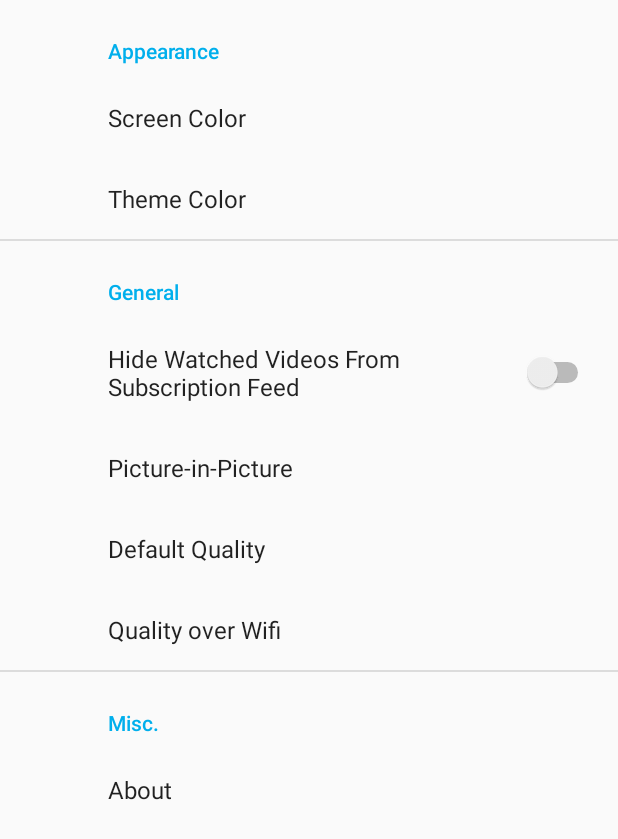
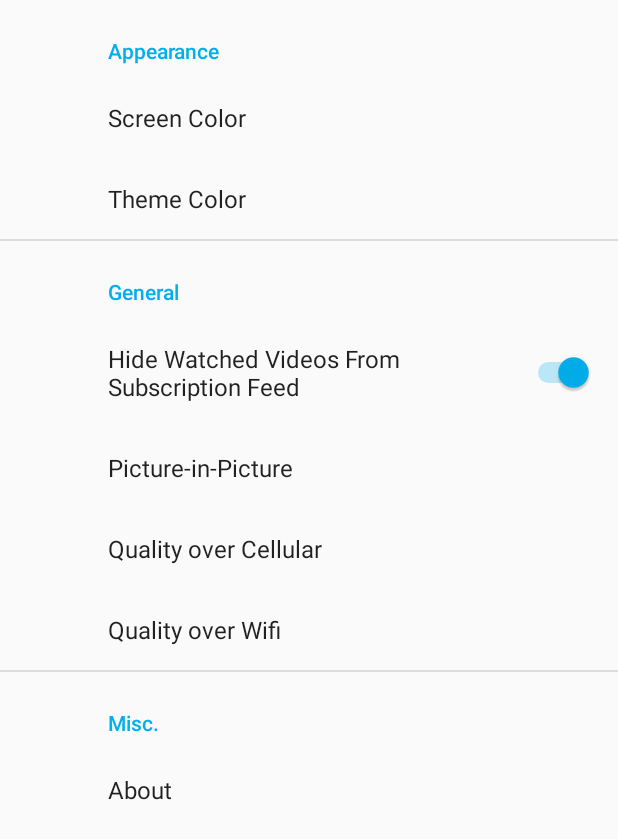
Before and after one commit to Dumblydore/Pontoon, an Android app: the SettingsFragment screen opened directly, with no data from a screen before it, on a phone screen of 412 x 824 dp. Shown: the top 839 px of the screen. Run offline under Robolectric (Android 15) with nearby library versions, the light colour scheme and no system bars; our stand-ins replace Dagger/Hilt's generated code, RxJava, androidx.preference; libraries missing offline, so code that uses them is left out: com.mikepenz.aboutlibraries; 1 statement that could not run was skipped.

Commit message:
Stubbed out settings

```diff
--- a/app/src/main/java/me/mauricee/pontoon/di/AppModule.kt
+++ b/app/src/main/java/me/mauricee/pontoon/di/AppModule.kt
@@ -3,13 +3,13 @@ package me.mauricee.pontoon.di
 import android.accounts.AccountManager
 import android.app.Application
 import android.content.Context
-import android.content.Context.MODE_PRIVATE
 import android.content.SharedPreferences
 import android.media.AudioManager
 import android.net.wifi.WifiManager
 import android.os.PowerManager
 import android.support.v4.media.session.MediaSessionCompat
 import androidx.paging.PagedList
+import androidx.preference.PreferenceManager
 import androidx.room.Room
 import com.google.android.exoplayer2.util.Util
 import com.google.gson.Gson
@@ -75,7 +75,8 @@ abstract class AppModule {
         @Provides
         @JvmStatic
         fun providesSharedPreferences(context: Context): SharedPreferences =
-                context.getSharedPreferences("pontoonSharedPrefs", MODE_PRIVATE)
+                PreferenceManager.getDefaultSharedPreferences(context)
+//                context.getSharedPreferences("pontoonSharedPrefs", MODE_PRIVATE)
 
         @AppScope
         @Provides
--- a/app/src/main/java/me/mauricee/pontoon/launch/LaunchActivity.kt
+++ b/app/src/main/java/me/mauricee/pontoon/launch/LaunchActivity.kt
@@ -2,6 +2,7 @@ package me.mauricee.pontoon.launch
 
 import android.content.Intent
 import android.os.Bundle
+import androidx.preference.PreferenceManager
 import dagger.android.support.DaggerAppCompatActivity
 import me.mauricee.pontoon.R
 import me.mauricee.pontoon.domain.account.AccountManagerHelper
@@ -17,8 +18,8 @@ class LaunchActivity : DaggerAppCompatActivity() {
     override fun onCreate(savedInstanceState: Bundle?) {
         setTheme(R.style.AppTheme_Launcher)
         super.onCreate(savedInstanceState)
-        (if (accountManagerHelper.isLoggedIn) MainActivity::class.java else LoginActivity::class.java)
-                .let { startActivity(Intent(this, it)) }
-
+        PreferenceManager.setDefaultValues(this, R.xml.settings, false)
+        val act = if (accountManagerHelper.isLoggedIn) MainActivity::class.java else LoginActivity::class.java
+        startActivity(Intent(this, act))
     }
 }
--- a/app/src/main/java/me/mauricee/pontoon/main/MainModule.kt
+++ b/app/src/main/java/me/mauricee/pontoon/main/MainModule.kt
@@ -67,7 +67,5 @@ abstract class MainModule {
                 Player(ExoPlayerFactory.newSimpleInstance(context, DefaultTrackSelector()),
                         OkHttpDataSourceFactory(okHttpClient, agent, null),
                         audioManager, session)
-
     }
-
 }
--- a/app/src/main/java/me/mauricee/pontoon/main/Player.kt
+++ b/app/src/main/java/me/mauricee/pontoon/main/Player.kt
@@ -1,5 +1,6 @@
 package me.mauricee.pontoon.main
 
+import android.content.SharedPreferences
 import android.media.AudioManager
 import android.net.Uri
 import android.support.v4.media.session.MediaSessionCompat
@@ -25,6 +26,7 @@ import java.util.concurrent.TimeUnit
 class Player(private val exoPlayer: SimpleExoPlayer,
              private val sourceFactory: DataSource.Factory,
              private val audioManager: AudioManager,
+             private val sharedPreferences: SharedPreferences,
              private val mediaSession: MediaSessionCompat) : MediaSessionCompat.Callback(),
         Player.EventListener {
 
--- a/app/src/main/res/values/strings.xml
+++ b/app/src/main/res/values/strings.xml
@@ -56,15 +56,28 @@
     <string name="settings_theme">Theme Color"</string>
     <string name="settings_general">General"</string>
     <string name="settings_hide">Hide Watched Videos From Subscription Feed"</string>
-    <string name="settings_picture">Picture-in-Picture"</string>
-    <string name="settings_default">Default Quality"</string>
-    <string name="settings_quality">Quality over Wifi"</string>
+
+    <string name="settings_pip">Picture-in-Picture"</string>
+    <string-array name="settings_pip_options">
+        <item>Always</item>
+        <item>Only When Playing</item>
+        <item>Never</item>
+    </string-array>
+    <string-array name="settings_pip_options_values">
+        <item>pip_always</item>
+        <item>pip_onlyWhenPlaying</item>
+        <item>pip_never</item>
+    </string-array>
+
+    <string name="settings_quality_cell">Quality over Cellular</string>
+    <string name="settings_quality_wifi">Quality over Wifi"</string>
     <string name="settings_misc">Misc."</string>
     <string name="settings_about">About"</string>
 
     <string name="aboutLibraries_description_showIcon">true</string>
     <string name="aboutLibraries_description_showVersion">true</string>
     <string name="aboutLibraries_description_text">Made with ❤</string>
+
 
     <string name="error_general">Something happened, Not sure what it was.</string>
 
@@ -73,6 +86,19 @@
     <string name="quality_720">720p</string>
     <string name="quality_480">480p</string>
     <string name="quality_360">360p</string>
+
+    <string-array name="settings_quality">
+        <item>@string/quality_1080</item>
+        <item>@string/quality_720</item>
+        <item>@string/quality_480</item>
+        <item>@string/quality_360</item>
+    </string-array>
+    <string-array name="settings_quality_values">
+        <item>p1080</item>
+        <item>p720</item>
+        <item>p480</item>
+        <item>p360</item>
+    </string-array>
 
     <!-- Play Icon -->
     <string name="play_icon_upper_path_data">M 44 32 L 44 64 L 100 64 L 100 64 Z</string>
--- a/app/src/main/res/xml/settings.xml
+++ b/app/src/main/res/xml/settings.xml
@@ -14,17 +14,27 @@
         android:key="settings_general"
         android:title="@string/settings_general">
         <androidx.preference.SwitchPreference
+            android:defaultValue="true"
             android:key="settings_hide"
             android:title="@string/settings_hide" />
         <androidx.preference.ListPreference
+            android:defaultValue="pip_always"
+            android:entries="@array/settings_pip_options"
+            android:entryValues="@array/settings_pip_options_values"
             android:key="settings_picture"
-            android:title="@string/settings_picture" />
+            android:title="@string/settings_pip" />
         <androidx.preference.ListPreference
-            android:key="settings_default"
-            android:title="@string/settings_default" />
+            android:defaultValue="p360"
+            android:entries="@array/settings_quality"
+            android:entryValues="@array/settings_quality_values"
+            android:key="settings_quality_cell"
+            android:title="@string/settings_quality_cell" />
         <androidx.preference.ListPreference
-            android:key="settings_quality"
-            android:title="@string/settings_quality" />
+            android:defaultValue="p1080"
+            android:entries="@array/settings_quality"
+            android:entryValues="@array/settings_quality_values"
+            android:key="settings_quality_wifi"
+            android:title="@string/settings_quality_wifi" />
     </androidx.preference.PreferenceCategory>
     <androidx.preference.PreferenceCategory
         android:key="settings_misc"
```
